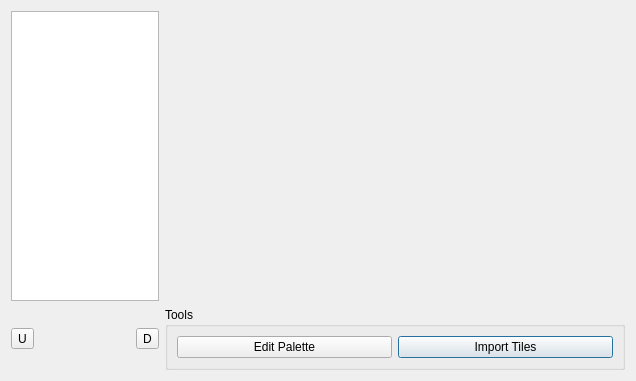
Qt form RetroEDv2/tools/sceneproperties/tileseteditor.ui (RSDKModding/RetroED) before a commit.
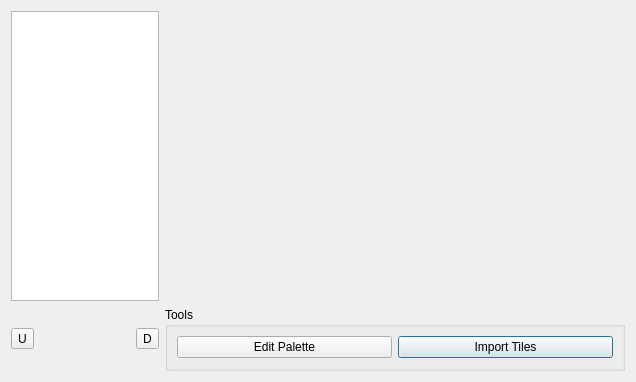
The same form after that commit. Icons and pictures are not drawn.

```diff
--- a/RetroEDv2/tools/sceneproperties/tileseteditor.ui
+++ b/RetroEDv2/tools/sceneproperties/tileseteditor.ui
@@ -7,7 +7,7 @@
     <x>0</x>
     <y>0</y>
     <width>636</width>
-    <height>379</height>
+    <height>382</height>
    </rect>
   </property>
   <property name="windowTitle">
```
Left out of the diff: 12 changed lines with no effect on the pictures.
